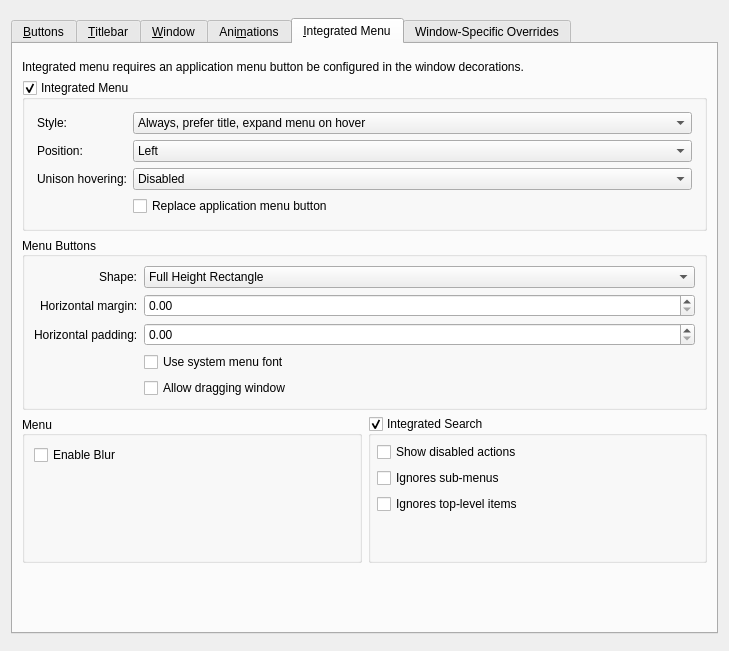
remilia-dev/klassy, file kdecoration/config/ui/breezeconfigurationui.ui: the form before one commit.
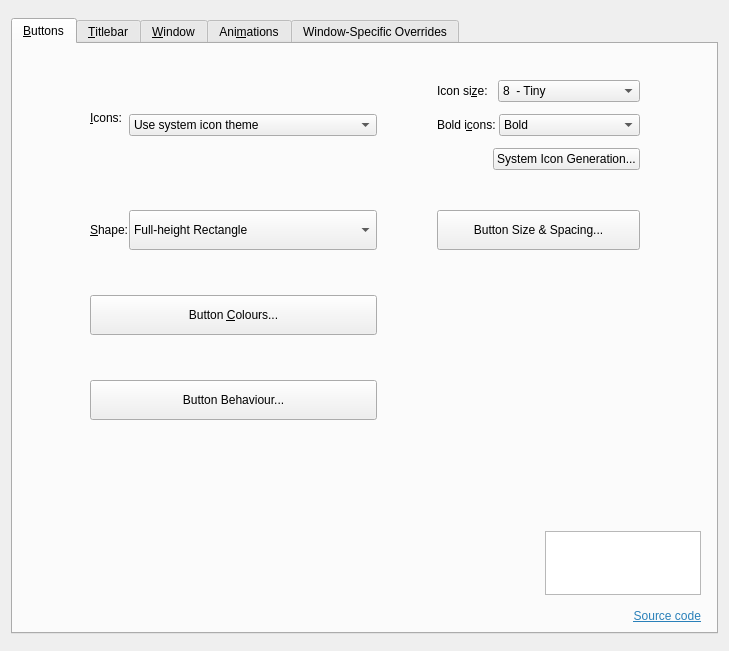
The form after the commit. The open tabs and pages were chosen to show the change. Icons and pictures are not drawn. Custom widgets are drawn as their Qt base class.

Commit message: Add integrated menu show style exception

Patch:
```diff
--- a/kdecoration/config/ui/breezeconfigurationui.ui
+++ b/kdecoration/config/ui/breezeconfigurationui.ui
@@ -966,9 +966,104 @@
         <attribute name="title">
          <string>&amp;Titlebar</string>
         </attribute>
-        <layout class="QVBoxLayout" name="verticalLayout_5">
+        <layout class="QHBoxLayout" name="horizontalLayout_3">
          <item>
-          <spacer name="verticalSpacer_22">
+          <layout class="QVBoxLayout" name="verticalLayout_4">
+           <item>
+            <spacer name="verticalSpacer_18">
+             <property name="orientation">
+              <enum>Qt::Orientation::Vertical</enum>
+             </property>
+             <property name="sizeType">
+              <enum>QSizePolicy::Policy::Fixed</enum>
+             </property>
+             <property name="sizeHint" stdset="0">
+              <size>
+               <width>20</width>
+               <height>20</height>
+              </size>
+             </property>
+            </spacer>
+           </item>
+           <item>
+            <layout class="QHBoxLayout" name="horizontalLayout_4">
+             <item>
+              <widget class="QLabel" name="label_2">
+               <property name="text">
+                <string>Show in title:</string>
+               </property>
+              </widget>
+             </item>
+             <item>
+              <widget class="QCheckBox" name="showTitleDocumentName">
+               <property name="text">
+                <string>Window/Document name</string>
+               </property>
+              </widget>
+             </item>
+             <item>
+              <spacer name="horizontalSpacer_9">
+               <property name="orientation">
+                <enum>Qt::Orientation::Horizontal</enum>
+               </property>
+               <property name="sizeType">
+                <enum>QSizePolicy::Policy::Fixed</enum>
+               </property>
+               <property name="sizeHint" stdset="0">
+                <size>
+                 <width>10</width>
+                 <height>20</height>
+                </size>
+               </property>
+              </spacer>
+             </item>
+             <item>
+              <widget class="QCheckBox" name="showTitleAppIcon">
+               <property name="text">
+                <string>Application/Window icon</string>
+               </property>
+              </widget>
+             </item>
+             <item>
+              <spacer name="horizontalSpacer_10">
+               <property name="orientation">
+                <enum>Qt::Orientation::Horizontal</enum>
+               </property>
+               <property name="sizeType">
+                <enum>QSizePolicy::Policy::Fixed</enum>
+               </property>
+               <property name="sizeHint" stdset="0">
+                <size>
+                 <width>10</width>
+                 <height>20</height>
+                </size>
+               </property>
+              </spacer>
+             </item>
+             <item>
+              <widget class="QCheckBox" name="showTitleAppName">
+               <property name="text">
+                <string>Application name</string>
+               </property>
+              </widget>
+             </item>
+             <item>
+              <spacer name="horizontalSpacer_8">
+               <property name="orientation">
+                <enum>Qt::Orientation::Horizontal</enum>
+               </property>
+               <property name="sizeHint" stdset="0">
+                <size>
+                 <width>40</width>
+                 <height>20</height>
+                </size>
+               </property>
+              </spacer>
+             </item>
+            </layout>
+           </item>
+           <item>
+            <spacer name="verticalSpacer_9">
            <property name="orientation">
             <enum>Qt::Orientation::Vertical</enum>
            </property>
@@ -1006,6 +1101,29 @@
            </property>
           </widget>
          </item>
+           <item>
+            <spacer name="verticalSpacer_4">
+             <property name="orientation">
+              <enum>Qt::Orientation::Vertical</enum>
+             </property>
+             <property name="sizeType">
+              <enum>QSizePolicy::Policy::Fixed</enum>
+             </property>
+             <property name="sizeHint" stdset="0">
+              <size>
+               <width>20</width>
+               <height>20</height>
+              </size>
+             </property>
+            </spacer>
+           </item>
+           <item>
+            <widget class="QCheckBox" name="matchTitleBarToApplicationColor">
+             <property name="text">
+              <string>Match titlebar to application colour</string>
+             </property>
+            </widget>
+           </item>
          <item>
           <widget class="QPushButton" name="titleBarOpacityButton">
            <property name="sizePolicy">
@@ -1028,6 +1146,62 @@
            </property>
           </widget>
          </item>
+           <item>
+            <spacer name="verticalSpacer_17">
+             <property name="orientation">
+              <enum>Qt::Orientation::Vertical</enum>
+             </property>
+             <property name="sizeType">
+              <enum>QSizePolicy::Policy::Fixed</enum>
+             </property>
+             <property name="sizeHint" stdset="0">
+              <size>
+               <width>20</width>
+               <height>20</height>
+              </size>
+             </property>
+            </spacer>
+           </item>
+           <item>
+            <layout class="QHBoxLayout" name="titleBarMenuGroup">
+             <item>
+              <widget class="QCheckBox" name="titleBarAppMenuBarEnabled">
+               <property name="text">
+                <string/>
+               </property>
+              </widget>
+             </item>
+             <item>
+              <widget class="QPushButton" name="titleBarAppMenuBarButton">
+               <property name="minimumSize">
+                <size>
+                 <width>210</width>
+                 <height>40</height>
+                </size>
+               </property>
+               <property name="text">
+                <string>Application Menubar...</string>
+               </property>
+               <property name="icon">
+                <iconset theme="application-menu"/>
+               </property>
+              </widget>
+             </item>
+             <item>
+              <spacer name="horizontalSpacer_6">
+               <property name="orientation">
+                <enum>Qt::Orientation::Horizontal</enum>
+               </property>
+               <property name="sizeHint" stdset="0">
+                <size>
+                 <width>40</width>
+                 <height>20</height>
+                </size>
+               </property>
+              </spacer>
+             </item>
+            </layout>
+           </item>
          <item>
           <spacer name="verticalSpacer_8">
            <property name="orientation">
@@ -1039,7 +1213,7 @@
            <property name="sizeHint" stdset="0">
             <size>
              <width>20</width>
-             <height>5</height>
+               <height>20</height>
             </size>
            </property>
           </spacer>
@@ -1116,6 +1290,21 @@
           </spacer>
          </item>
         </layout>
+         </item>
+         <item>
+          <spacer name="horizontalSpacer_7">
+           <property name="orientation">
+            <enum>Qt::Orientation::Horizontal</enum>
+           </property>
+           <property name="sizeHint" stdset="0">
+            <size>
+             <width>40</width>
+             <height>20</height>
+            </size>
+           </property>
+          </spacer>
+         </item>
+        </layout>
        </widget>
        <widget class="QWidget" name="tab_window">
         <attribute name="title">
@@ -1591,423 +1780,6 @@
          </item>
         </layout>
        </widget>
-       <widget class="QWidget" name="tab_integratedmenu">
-        <attribute name="title">
-         <string>&amp;Integrated Menu</string>
-        </attribute>
-        <layout class="QVBoxLayout" name="verticalLayout_integratedmenu">
-         <property name="topMargin">
-          <number>6</number>
-         </property>
-         <item>
-          <spacer name="verticalSpacer_integratedmenu_top">
-           <property name="orientation">
-            <enum>Qt::Orientation::Vertical</enum>
-           </property>
-           <property name="sizeType">
-            <enum>QSizePolicy::Policy::Fixed</enum>
-           </property>
-           <property name="sizeHint" stdset="0">
-            <size>
-             <width>20</width>
-             <height>10</height>
-            </size>
-           </property>
-          </spacer>
-         </item>
-         <item>
-          <widget class="QLabel" name="integratedMenuCanNotBeEnabledLabel">
-           <property name="text">
-            <string>Integrated menu requires an application menu button be configured in the window decorations.</string>
-           </property>
-          </widget>
-         </item>
-         <item>
-          <widget class="QGroupBox" name="integratedMenuBox">
-           <property name="title">
-            <string>Integrated Menu</string>
-           </property>
-           <property name="checkable">
-            <bool>true</bool>
-           </property>
-           <layout class="QFormLayout" name="formLayout_integratedmenu">
-            <property name="leftMargin">
-             <number>12</number>
-            </property>
-            <property name="topMargin">
-             <number>12</number>
-            </property>
-            <property name="rightMargin">
-             <number>12</number>
-            </property>
-            <property name="bottomMargin">
-             <number>12</number>
-            </property>
-            <item row="0" column="0">
-             <widget class="QLabel" name="integratedMenuStyleLabel">
-              <property name="text">
-               <string>Style:</string>
-              </property>
-              <property name="alignment">
-               <set>Qt::AlignmentFlag::AlignRight|Qt::AlignmentFlag::AlignTrailing|Qt::AlignmentFlag::AlignVCenter</set>
-              </property>
-              <property name="buddy">
-               <cstring>integratedMenuStyle</cstring>
-              </property>
-             </widget>
-            </item>
-            <item row="0" column="1">
-             <widget class="QComboBox" name="integratedMenuStyle">
-              <item>
-               <property name="text">
-                <string>Always, prefer title, expand menu on hover</string>
-               </property>
-              </item>
-              <item>
-                <property name = "text">
-                  <string>Always, prefer menu over title</string>
-                </property>
-              </item>
-              <item>
-               <property name="text">
-                <string>Reveal on hover</string>
-               </property>
-              </item>
-              <item>
-               <property name="text">
-                <string>Replace title on hover</string>
-               </property>
-              </item>
-              <item>
-               <property name="text">
-                <string>Search only</string>
-               </property>
-              </item>
-             </widget>
-            </item>
-            <item row="4" column="1">
-             <widget class="QCheckBox" name="integratedMenuReplacesMenuButton">
-              <property name="text">
-               <string>Replace application menu button</string>
-              </property>
-             </widget>
-            </item>
-            <item row="3" column="0">
-             <widget class="QLabel" name="integratedMenuUnisonHoveringLabel">
-              <property name="text">
-               <string>Unison hovering:</string>
-              </property>
-              <property name="alignment">
-               <set>Qt::AlignmentFlag::AlignRight|Qt::AlignmentFlag::AlignTrailing|Qt::AlignmentFlag::AlignVCenter</set>
-              </property>
-              <property name="buddy">
-               <cstring>integratedMenuUnisonHovering</cstring>
-              </property>
-             </widget>
-            </item>
-            <item row="3" column="1">
-             <widget class="QComboBox" name="integratedMenuUnisonHovering">
-              <item>
-               <property name="text">
-                <string>Disabled</string>
-               </property>
-              </item>
-              <item>
-               <property name="text">
-                <string>Separate</string>
-               </property>
-              </item>
-              <item>
-               <property name="text">
-                <string>Together</string>
-               </property>
-              </item>
-             </widget>
-            </item>
-            <item row="2" column="0">
-             <widget class="QLabel" name="integratedMenuPositionLabel">
-              <property name="text">
-               <string>Position:</string>
-              </property>
-              <property name="buddy">
-               <cstring>integratedMenuPosition</cstring>
-              </property>
-             </widget>
-            </item>
-            <item row="2" column="1">
-             <widget class="QComboBox" name="integratedMenuPosition">
-              <item>
-               <property name="text">
-                <string>Left</string>
-               </property>
-              </item>
-              <item>
-               <property name="text">
-                <string>Center (Replace title on hover only)</string>
-               </property>
-              </item>
-              <item>
-               <property name="text">
-                <string>Center (Full-Width) (Replace title on hover only)</string>
-               </property>
-              </item>
-              <item>
-               <property name="text">
-                <string>Right</string>
-               </property>
-              </item>
-             </widget>
-            </item>
-           </layout>
-          </widget>
-         </item>
-         <item>
-          <widget class="QGroupBox" name="integratedMenuButtonsBox">
-           <property name="title">
-            <string>Menu Buttons</string>
-           </property>
-           <property name="alignment">
-            <set>Qt::AlignmentFlag::AlignLeading|Qt::AlignmentFlag::AlignLeft|Qt::AlignmentFlag::AlignVCenter</set>
-           </property>
-           <layout class="QFormLayout" name="formLayout_2">
-            <property name="labelAlignment">
-             <set>Qt::AlignmentFlag::AlignRight|Qt::AlignmentFlag::AlignTrailing|Qt::AlignmentFlag::AlignVCenter</set>
-            </property>
-            <item row="2" column="0">
-             <widget class="QLabel" name="integratedMenuButtonShapeLabel">
-              <property name="text">
-               <string>Shape:</string>
-              </property>
-              <property name="buddy">
-               <cstring>integratedMenuButtonShape</cstring>
-              </property>
-             </widget>
-            </item>
-            <item row="2" column="1">
-             <widget class="QComboBox" name="integratedMenuButtonShape">
-              <item>
-               <property name="text">
-                <string>Full Height Rectangle</string>
-               </property>
-              </item>
-              <item>
-               <property name="text">
-                <string>Full Height Rounded Rectangle</string>
-               </property>
-              </item>
-              <item>
-               <property name="text">
-                <string>Full Height Rounded Rectangle, grouped</string>
-               </property>
-              </item>
-              <item>
-               <property name="text">
-                <string>Integrated Rounded Rectangle</string>
-               </property>
-              </item>
-              <item>
-               <property name="text">
-                <string>Integrated Rounded Rectangle, grouped</string>
-               </property>
-              </item>
-              <item>
-               <property name="text">
-                <string>Rectangle</string>
-               </property>
-              </item>
-              <item>
-               <property name="text">
-                <string>Rounded Rectangle</string>
-               </property>
-              </item>
-              <item>
-               <property name="text">
-                <string>Rounded Rectangle, grouped</string>
-               </property>
-              </item>
-             </widget>
-            </item>
-            <item row="3" column="0">
-             <widget class="QLabel" name="integratedMenuButtonHorizontalMarginLabel">
-              <property name="text">
-               <string>Horizontal margin:</string>
-              </property>
-              <property name="buddy">
-               <cstring>integratedMenuButtonHorizontalMargin</cstring>
-              </property>
-             </widget>
-            </item>
-            <item row="3" column="1">
-             <widget class="QDoubleSpinBox" name="integratedMenuButtonHorizontalMargin">
-              <property name="decimals">
-               <number>2</number>
-              </property>
-              <property name="minimum">
-               <double>0.000000000000000</double>
-              </property>
-              <property name="maximum">
-               <double>20.000000000000000</double>
-              </property>
-              <property name="singleStep">
-               <double>0.100000000000000</double>
-              </property>
-             </widget>
-            </item>
-            <item row="4" column="0">
-             <widget class="QLabel" name="integratedMenuButtonHorizontalPaddingLabel">
-              <property name="text">
-               <string>Horizontal padding:</string>
-              </property>
-              <property name="buddy">
-               <cstring>integratedMenuButtonHorizontalPadding</cstring>
-              </property>
-             </widget>
-            </item>
-            <item row="4" column="1">
-             <widget class="QDoubleSpinBox" name="integratedMenuButtonHorizontalPadding">
-              <property name="decimals">
-               <number>2</number>
-              </property>
-              <property name="minimum">
-               <double>0.000000000000000</double>
-              </property>
-              <property name="maximum">
-               <double>20.000000000000000</double>
-              </property>
-              <property name="singleStep">
-               <double>0.100000000000000</double>
-              </property>
-             </widget>
-            </item>
-            <item row="7" column="1">
-             <widget class="QCheckBox" name="integratedMenuButtonUseSystemMenuFont">
-              <property name="text">
-               <string>Use system menu font</string>
-              </property>
-             </widget>
-            </item>
-            <item row="8" column="1">
-             <widget class="QCheckBox" name="integratedMenuButtonCanDragWindow">
-              <property name="text">
-               <string>Allow dragging window</string>
-              </property>
-             </widget>
-            </item>
-           </layout>
-          </widget>
-         </item>
-         <item>
-          <layout class="QHBoxLayout" name="horizontalLayout_3">
-           <item>
-            <widget class="QGroupBox" name="integratedMenuMenuBox">
-             <property name="title">
-              <string>Menu</string>
-             </property>
-             <property name="alignment">
-              <set>Qt::AlignmentFlag::AlignLeading|Qt::AlignmentFlag::AlignLeft|Qt::AlignmentFlag::AlignVCenter</set>
-             </property>
-             <layout class="QVBoxLayout" name="verticalLayout_4">
-              <item>
-               <widget class="QCheckBox" name="integratedMenuEnableBlur">
-                <property name="text">
-                 <string>Enable Blur</string>
-                </property>
-               </widget>
-              </item>
-              <item>
-               <spacer name="verticalSpacer_9">
-                <property name="orientation">
-                 <enum>Qt::Orientation::Vertical</enum>
-                </property>
-                <property name="sizeHint" stdset="0">
-                 <size>
-                  <width>20</width>
-                  <height>40</height>
-                 </size>
-                </property>
-               </spacer>
-              </item>
-             </layout>
-            </widget>
-           </item>
-           <item>
-            <widget class="QGroupBox" name="integratedMenuSearchBox">
-             <property name="title">
-              <string>Integrated Search</string>
-             </property>
-             <property name="checkable">
-              <bool>true</bool>
-             </property>
-             <property name="checked">
-              <bool>true</bool>
-             </property>
-             <layout class="QVBoxLayout" name="verticalLayout_integratedSearch">
-              <property name="leftMargin">
-               <number>6</number>
-              </property>
-              <property name="topMargin">
-               <number>6</number>
-              </property>
-              <property name="rightMargin">
-               <number>6</number>
-              </property>
-              <property name="bottomMargin">
-               <number>6</number>
-              </property>
-              <item>
-               <widget class="QCheckBox" name="integratedMenuSearchShowDisabledActions">
-                <property name="text">
-                 <string>Show disabled actions</string>
-                </property>
-               </widget>
-              </item>
-              <item>
-               <widget class="QCheckBox" name="integratedMenuSearchIgnoreSubMenus">
-                <property name="text">
-                 <string>Ignores sub-menus</string>
-                </property>
-               </widget>
-              </item>
-              <item>
-               <widget class="QCheckBox" name="integratedMenuSearchIgnoreTopLevel">
-                <property name="text">
-                 <string>Ignores top-level items</string>
-                </property>
-               </widget>
-              </item>
-              <item>
-               <spacer name="verticalSpacer_10">
-                <property name="orientation">
-                 <enum>Qt::Orientation::Vertical</enum>
-                </property>
-                <property name="sizeHint" stdset="0">
-                 <size>
-                  <width>20</width>
-                  <height>40</height>
-                 </size>
-                </property>
-               </spacer>
-              </item>
-             </layout>
-            </widget>
-           </item>
-          </layout>
-         </item>
-         <item>
-          <spacer name="verticalSpacer_integratedmenu_bottom">
-           <property name="orientation">
-            <enum>Qt::Orientation::Vertical</enum>
-           </property>
-           <property name="sizeHint" stdset="0">
-            <size>
-             <width>20</width>
-             <height>40</height>
-            </size>
-           </property>
-          </spacer>
-         </item>
-        </layout>
-       </widget>
        <widget class="QWidget" name="tab_overrides">
         <attribute name="title">
          <string>Window-Specific Overrides</string>
```
Left out of the diff: 95 changed lines with no effect on the pictures. Lines whose indentation alone changed are shown as unchanged. The commit also changes 6 other files.
